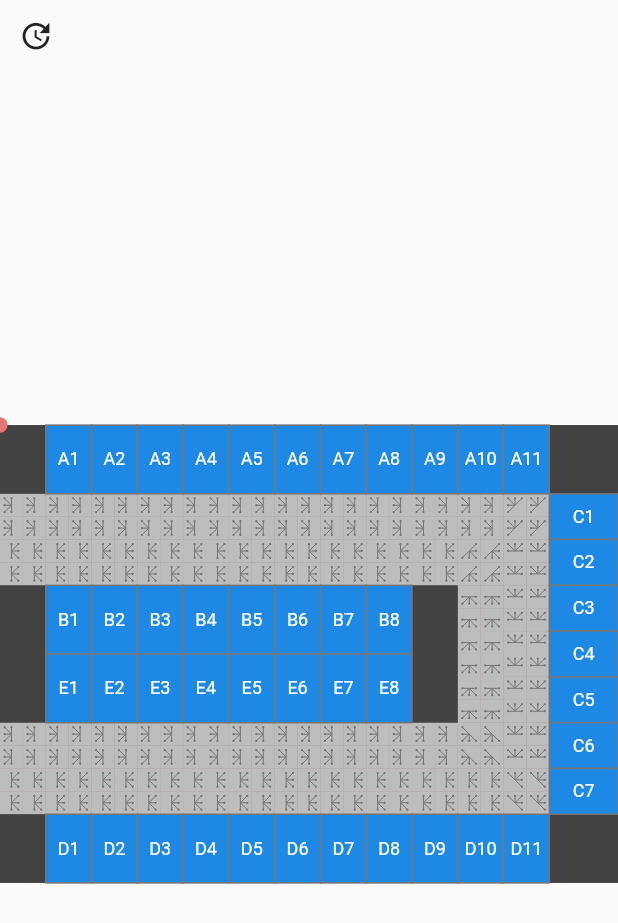
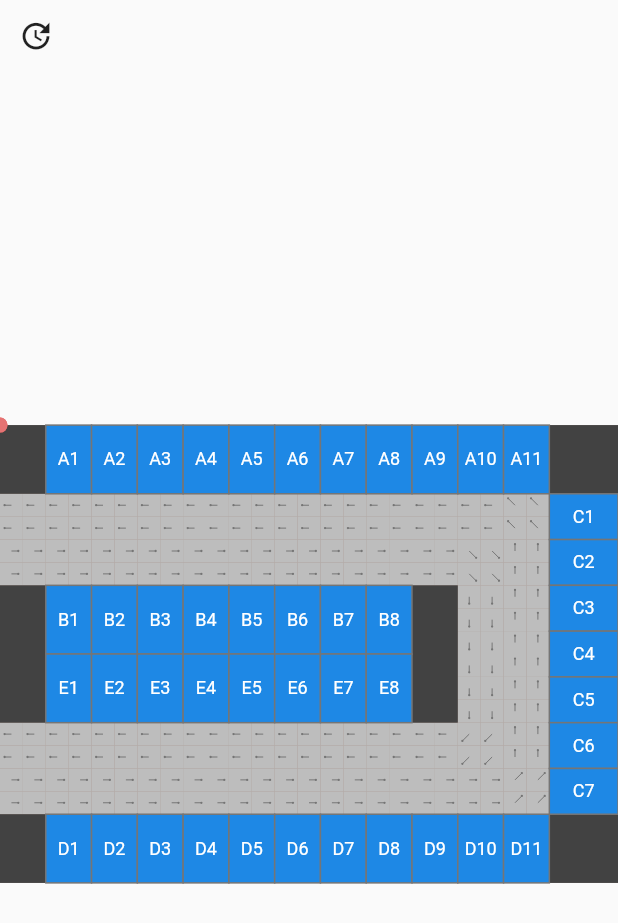
Before and after one commit to MichaelDark/tiny_playground, a Flutter app: the screen it shows after launch, after a tap on "Parking", on a phone screen of 412 x 824 dp. Shown: the top 923 px of the screen. Run offline on Flutter 3.47's test engine with Material 2 defaults, Android fonts, the phone set to English and light mode, and no system bars.

Commit message:
dev: make it smoother

```diff
--- a/lib/parking/models/src/region_specs/road_region_spec.dart
+++ b/lib/parking/models/src/region_specs/road_region_spec.dart
@@ -7,8 +7,7 @@ import 'region_specification.dart';
 class RoadRegionSpec extends RegionSpecification {
   final List<Point> directions;
 
-  RoadRegionSpec(RoadDirection direction)
-      : directions = direction.oneDirectionVectors;
+  RoadRegionSpec(RoadDirection direction) : directions = direction.vectors;
 
   RoadRegionSpec.all()
       : directions = [...RoadDirection.values.map((d) => d.vector)];
@@ -46,9 +45,15 @@ enum RoadDirection {
 
   const RoadDirection(this.vector);
 
-  List<Point> get oneDirectionVectors {
-    // return [vector];
+  List<Point> get vectors {
+    return _oneDirectionVectors;
+    // ignore: dead_code
+    return _oneDirectionVectorsExcludingBack;
+  }
 
+  List<Point> get _oneDirectionVectors => [vector];
+
+  List<Point> get _oneDirectionVectorsExcludingBack {
     final oddIndexes = [
       (index + 8 + 4).abs() % 8,
       (index + 8 + 3).abs() % 8,
--- a/lib/parking/widgets/dynamic_parking_lot.dart
+++ b/lib/parking/widgets/dynamic_parking_lot.dart
@@ -33,7 +33,8 @@ class _DynamicParkingLotState extends State<DynamicParkingLot>
     super.initState();
     // _animation = Tween(begin: 0.0, end: 1.0).animate(_controller);
     _animation =
-        CurvedAnimation(parent: _controller, curve: Curves.easeInOutQuint);
+        CurvedAnimation(parent: _controller, curve: Curves.easeOutCubic);
+    // CurvedAnimation(parent: _controller, curve: Curves.easeInOutQuint);
     // _animation = CurvedAnimation(parent: _controller, curve: Curves.bounceOut);
   }
 
```
